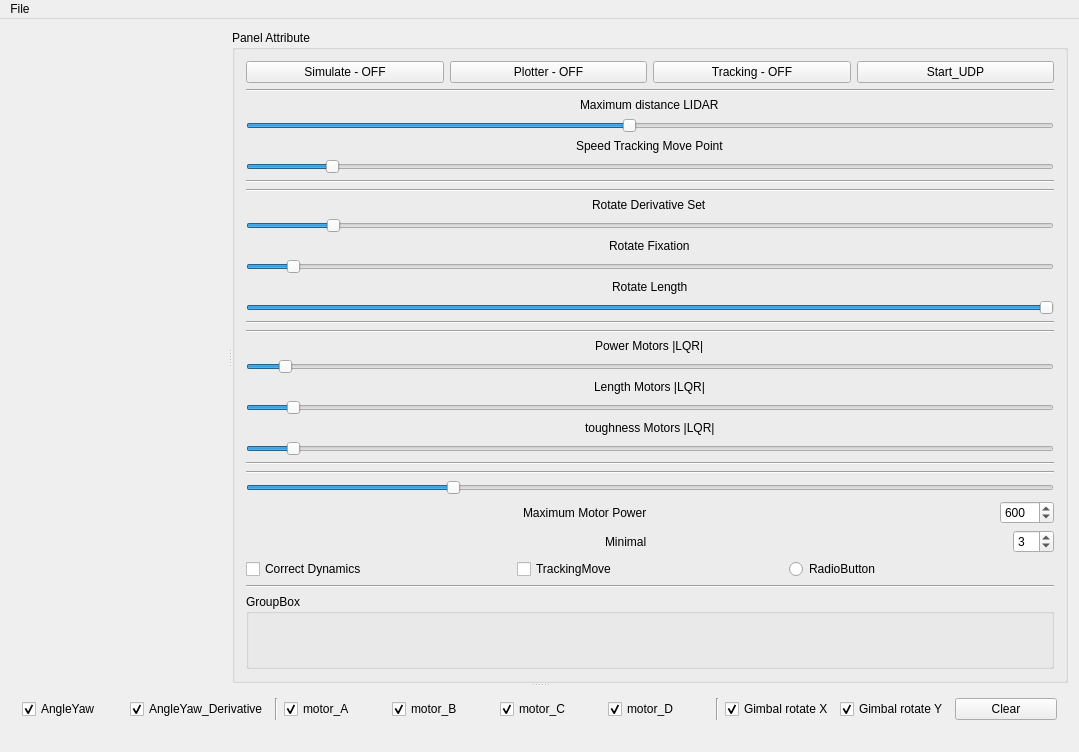
Old version of the form mainwindow.ui in the repository werasaimon/IEngine_Robotics.
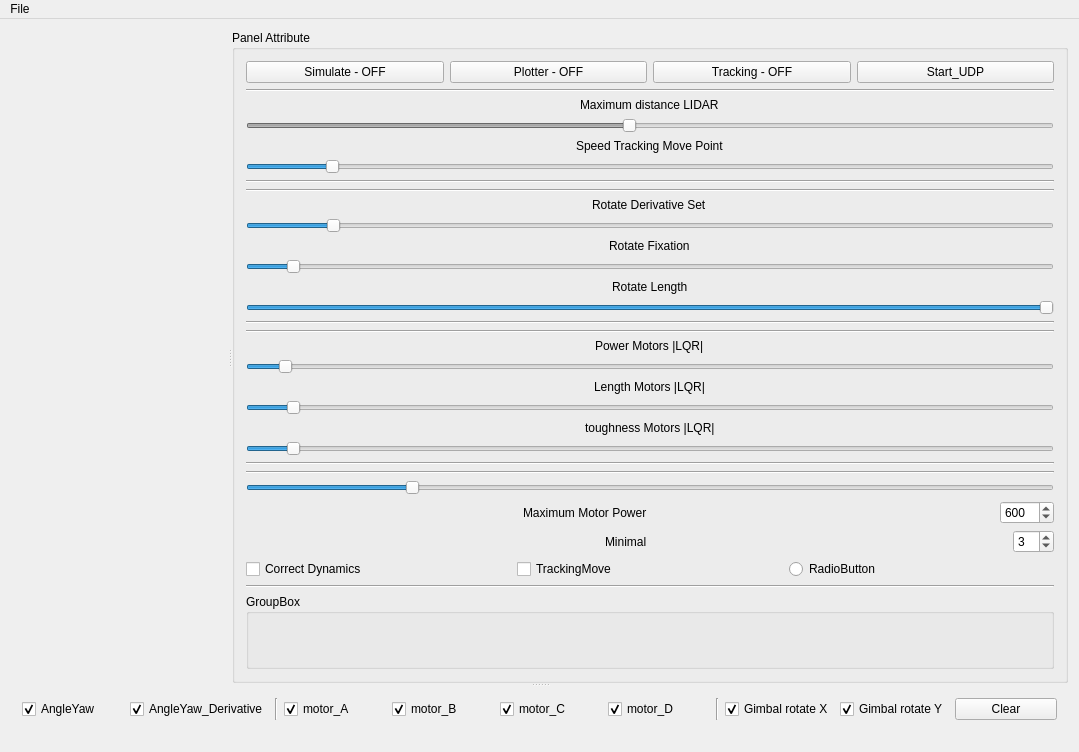
New version of the form. Custom widgets are drawn as their Qt base class.

Patch:
```diff
--- a/mainwindow.ui
+++ b/mainwindow.ui
@@ -21,11 +21,23 @@
        <enum>Qt::Vertical</enum>
       </property>
       <widget class="QSplitter" name="splitter">
+       <property name="sizePolicy">
+        <sizepolicy hsizetype="MinimumExpanding" vsizetype="MinimumExpanding">
+         <horstretch>0</horstretch>
+         <verstretch>0</verstretch>
+        </sizepolicy>
+       </property>
        <property name="orientation">
         <enum>Qt::Horizontal</enum>
        </property>
        <widget class="GLWidget" name="widget" native="true"/>
        <widget class="QGroupBox" name="groupBox">
+        <property name="maximumSize">
+         <size>
+          <width>859</width>
+          <height>16777215</height>
+         </size>
+        </property>
         <property name="title">
          <string>Panel Attribute</string>
         </property>
@@ -80,6 +92,9 @@
            </item>
            <item>
             <widget class="QSlider" name="horizontalSlider_MAX_DISTANCE_LIDAR">
+             <property name="enabled">
+              <bool>false</bool>
+             </property>
              <property name="minimum">
               <number>5</number>
              </property>
@@ -260,8 +275,11 @@
            </item>
            <item>
             <widget class="QSlider" name="horizontalSlider_MaxLength">
+             <property name="maximum">
+              <number>500</number>
+             </property>
              <property name="value">
-              <number>25</number>
+              <number>100</number>
              </property>
              <property name="orientation">
               <enum>Qt::Horizontal</enum>
```
